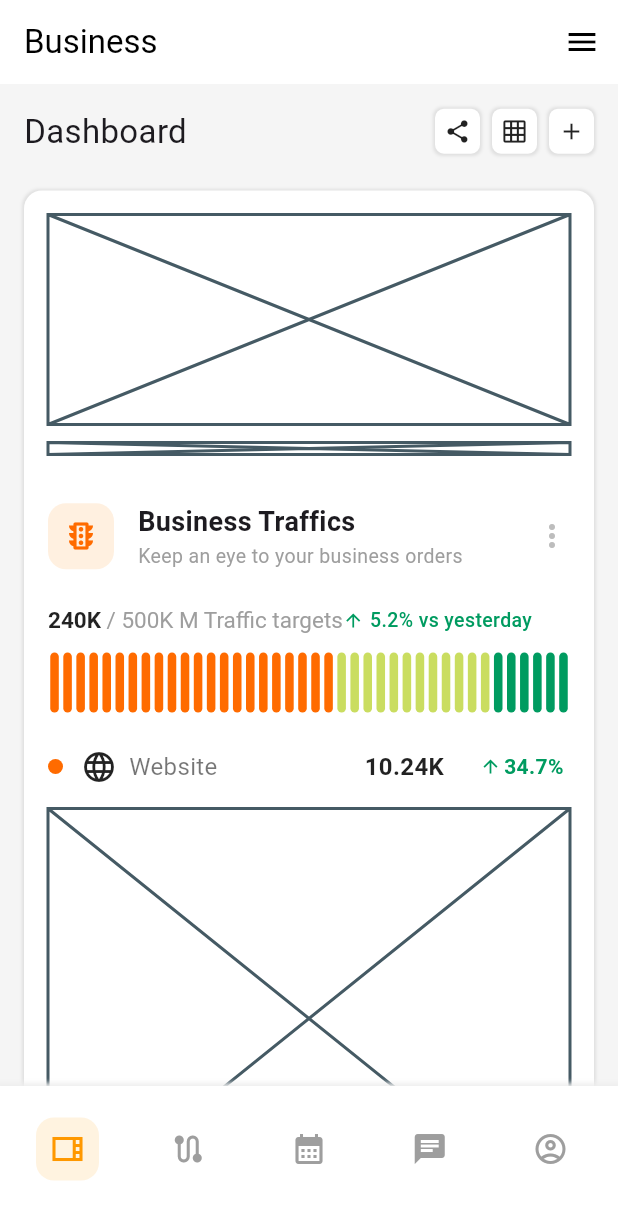
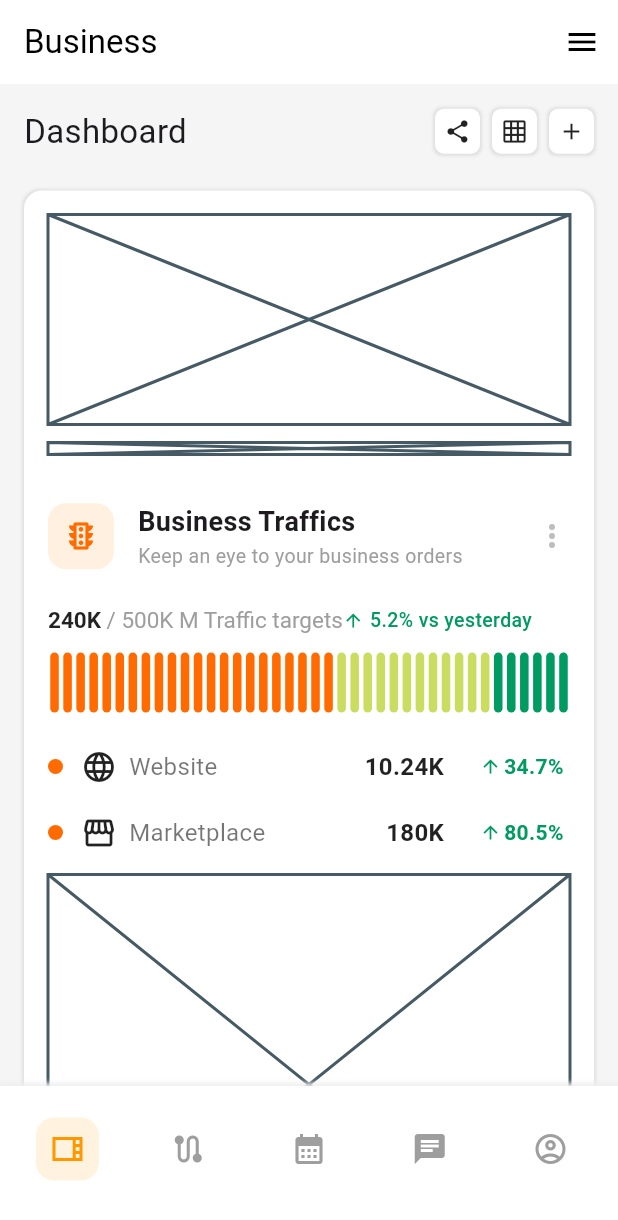
Before and after one commit to JAICHANGPARK/flutter_notebook_chapter_49, a Flutter app: the BusinessMainPage screen opened directly, on a phone screen of 412 x 824 dp. Shown: the top 1220 px of the screen. Run offline on Flutter 3.47's test engine with Material 3 defaults, Android fonts, the phone set to English and light mode, and no system bars; our stand-ins replace dots_indicator, gap, google_fonts.

Commit message:
Update business_traffic_card_widget.dart

```diff
--- a/lib/ep2467_business_control_center_app/ui/business_traffic_card_widget.dart
+++ b/lib/ep2467_business_control_center_app/ui/business_traffic_card_widget.dart
@@ -88,6 +88,15 @@ class BusinessTrafficCardWidget extends StatelessWidget {
             name: "Website",
             value: "10.24K",
             percent: "34.7%",
+            isUp: true,
+          ),
+          Gap(20),
+          PlatformRow(
+            color: Color(0xFFFF6B00),
+            icon: Icons.storefront_outlined,
+            name: "Marketplace",
+            value: "180K",
+            percent: "80.5%",
             isUp: true,
           ),
         ],
```
